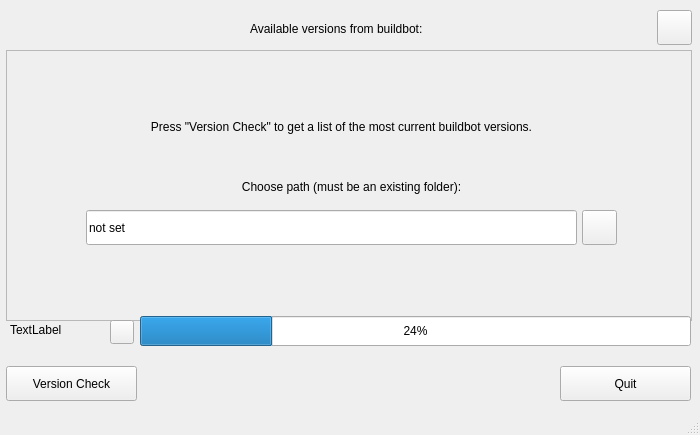
This is mainwindow.ui in overmindstudios/BlenderUpdater as Qt 5 draws it before an edit. The edited form follows.
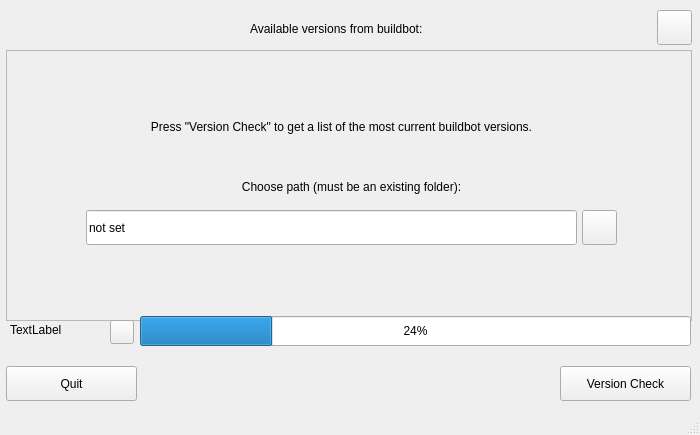
This is the edited form. Icons and pictures are not drawn.

Commit message: swapped Quit and Version Check button, makes more sense now

Diff of the .ui file:
```diff
--- a/mainwindow.ui
+++ b/mainwindow.ui
@@ -39,7 +39,7 @@
    <widget class="QPushButton" name="btn_Quit">
     <property name="geometry">
      <rect>
-      <x>560</x>
+      <x>6</x>
       <y>366</y>
       <width>131</width>
       <height>35</height>
@@ -59,7 +59,7 @@
    <widget class="QPushButton" name="btn_Check">
     <property name="geometry">
      <rect>
-      <x>6</x>
+      <x>560</x>
       <y>366</y>
       <width>131</width>
       <height>35</height>
```
The commit also changes 2 other files.
